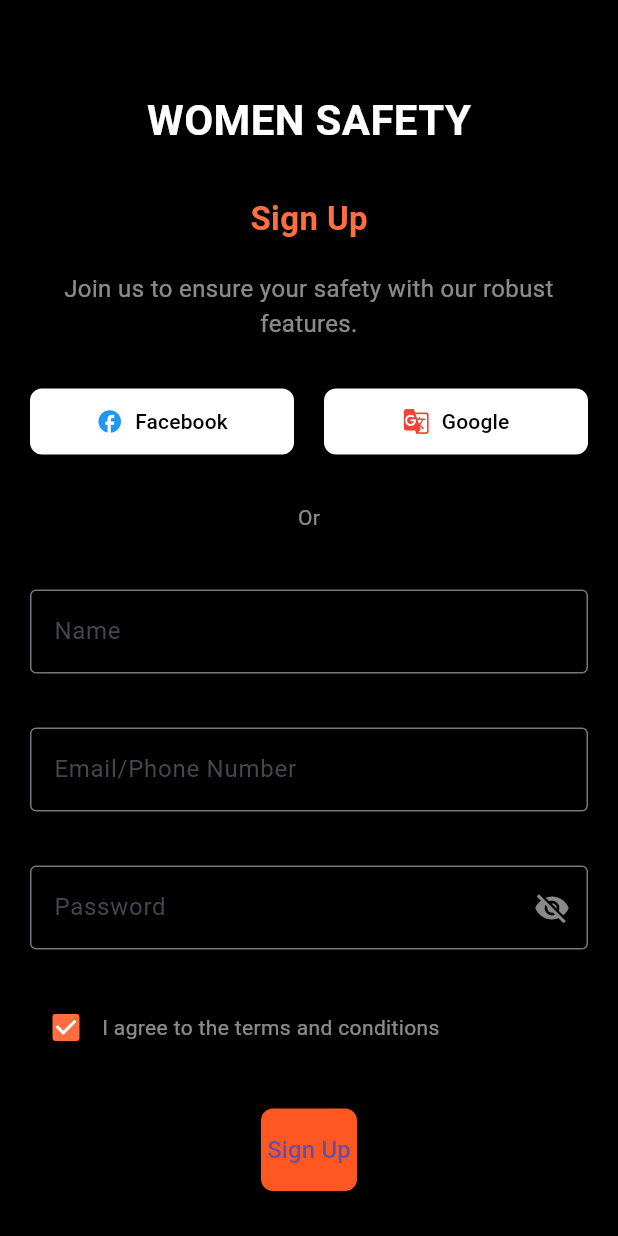
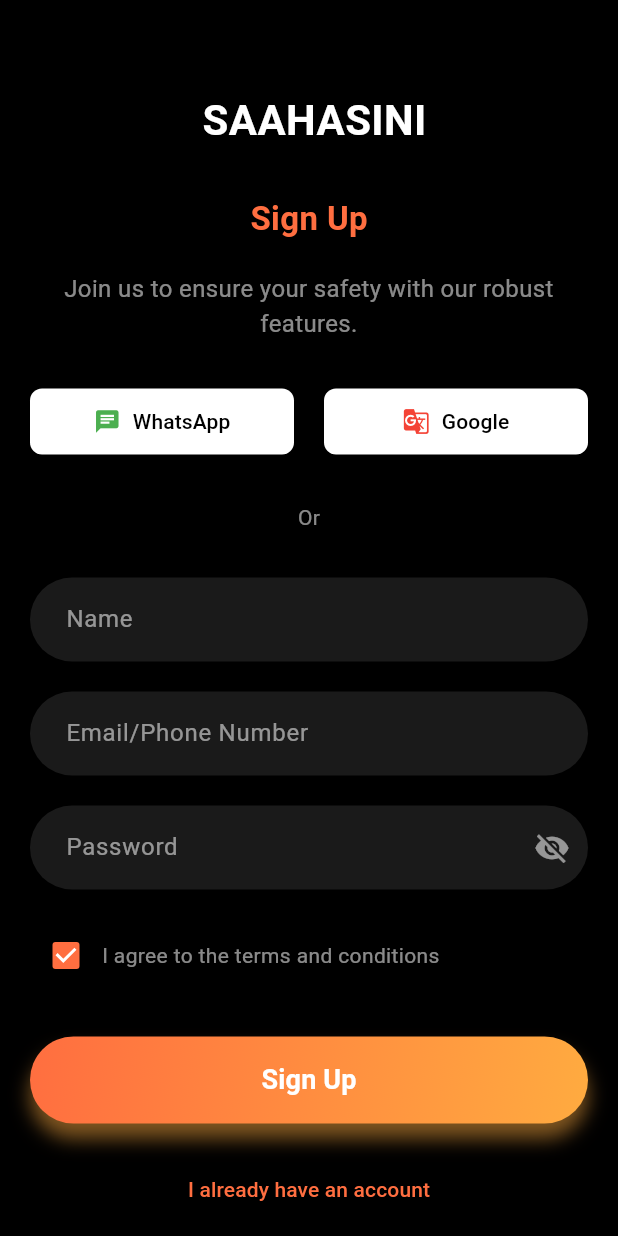
Before and after one commit to SIH-APP/Women_Safety_SIH, a Flutter app: the screen it shows after launch, on a phone screen of 412 x 824 dp. Run offline on Flutter 3.47's test engine with Material 3 defaults, Android fonts, the phone set to English and light mode, and no system bars; our stand-ins replace geolocator; accounts and stored records are empty.

```diff
--- a/lib/views/sign_in_screen.dart
+++ b/lib/views/sign_in_screen.dart
@@ -2,7 +2,6 @@
 import 'package:saahasini/views/home_screen.dart';
 import '../viewmodels/auth_viewmodel.dart';
 import '../widgets/custom_text_field.dart';
-import '../widgets/custom_button.dart';
 
 class SignUpScreen extends StatelessWidget {
   final AuthViewModel viewModel;
@@ -27,7 +26,7 @@
                 SizedBox(height: 40),
                 Center(
                   child: Text(
-                    'WOMEN SAFETY',
+                    ' SAAHASINI',
                     style: TextStyle(
                       fontSize: 28,
                       fontWeight: FontWeight.bold,
@@ -72,10 +71,10 @@
                           ),
                         ),
                         onPressed: () {
-                          // Handle Facebook sign-up
+                          // Handle WhatsApp sign-up
                         },
-                        icon: Icon(Icons.facebook, color: Colors.blue),
-                        label: Text('Facebook'),
+                        icon: Icon(Icons.chat, color: Colors.green),
+                        label: Text('WhatsApp'),
                       ),
                     ),
                     SizedBox(width: 20),
@@ -141,8 +140,33 @@
                   ],
                 ),
                 SizedBox(height: 30),
-                CustomButton(
-                  text: 'Sign Up',
+                // Updated Sign Up Button
+                Container(
+                  width: double.infinity,
+                  decoration: BoxDecoration(
+                    gradient: LinearGradient(
+                      colors: [Colors.deepOrangeAccent, Colors.orangeAccent],
+                      begin: Alignment.topLeft,
+                      end: Alignment.bottomRight,
+                    ),
+                    borderRadius: BorderRadius.circular(30),
+                    boxShadow: [
+                      BoxShadow(
+                        color: Colors.orangeAccent.withOpacity(0.5),
+                        offset: Offset(0, 10),
+                        blurRadius: 10,
+                      ),
+                    ],
+                  ),
+                  child: ElevatedButton(
+                    style: ElevatedButton.styleFrom(
+                      backgroundColor: Colors.transparent,
+                      shadowColor: Colors.transparent,
+                      padding: EdgeInsets.symmetric(vertical: 16),
+                      shape: RoundedRectangleBorder(
+                        borderRadius: BorderRadius.circular(30),
+                      ),
+                    ),
                     onPressed: () {
                       Navigator.push(
                         context,
@@ -150,6 +174,15 @@
                       );
                       // Handle sign-up logic
                     },
+                    child: Text(
+                      'Sign Up',
+                      style: TextStyle(
+                        color: Colors.white,
+                        fontSize: 18,
+                        fontWeight: FontWeight.bold,
+                      ),
+                    ),
+                  ),
                 ),
                 SizedBox(height: 20),
                 Center(
--- a/lib/widgets/custom_text_field.dart
+++ b/lib/widgets/custom_text_field.dart
@@ -2,46 +2,50 @@
 
 class CustomTextField extends StatelessWidget {
   final String label;
+  final TextEditingController controller;
+  final TextInputType keyboardType;
   final bool isPassword;
-  final TextEditingController controller;
-  final TextInputType? keyboardType;
-  final String? hintText;
-  final Widget? prefixIcon;
-  final Widget? suffixIcon;
+  final Icon? suffixIcon;
 
   CustomTextField({
     required this.label,
     required this.controller,
+    this.keyboardType = TextInputType.text,
     this.isPassword = false,
-    this.keyboardType,
-    this.hintText,
-    this.prefixIcon,
     this.suffixIcon,
   });
 
   @override
   Widget build(BuildContext context) {
-    return Padding(
-      padding: const EdgeInsets.symmetric(vertical: 8.0),
-      child: TextField(
-        controller: controller,
-        obscureText: isPassword,
-        keyboardType: keyboardType,
-        decoration: InputDecoration(
-          labelText: label,
-          hintText: hintText,
-          border: OutlineInputBorder(),
-          prefixIcon: prefixIcon,
-          suffixIcon: suffixIcon ??
-              (isPassword
-                  ? IconButton(
-                icon: Icon(Icons.visibility_off),
-                onPressed: () {
-                  // Logic to toggle password visibility
-                },
-              )
-                  : null),
+    return TextField(
+      controller: controller,
+      keyboardType: keyboardType,
+      obscureText: isPassword,
+      style: TextStyle(color: Colors.white),
+      decoration: InputDecoration(
+        labelText: label,
+        labelStyle: TextStyle(color: Colors.white54),
+        filled: true,
+        fillColor: Colors.white10,
+        border: OutlineInputBorder(
+          borderRadius: BorderRadius.circular(30),
+          borderSide: BorderSide.none,
         ),
+        enabledBorder: OutlineInputBorder(
+          borderRadius: BorderRadius.circular(30),
+          borderSide: BorderSide(color: Colors.transparent),
+        ),
+        focusedBorder: OutlineInputBorder(
+          borderRadius: BorderRadius.circular(30),
+          borderSide: BorderSide(color: Colors.deepOrangeAccent, width: 2),
+        ),
+        suffixIcon: suffixIcon != null
+            ? IconTheme(
+          data: IconThemeData(color: Colors.white54),
+          child: suffixIcon!,
+        )
+            : null,
+        contentPadding: EdgeInsets.symmetric(vertical: 16, horizontal: 20),
       ),
     );
   }
--- a/pubspec.yaml
+++ b/pubspec.yaml
@@ -31,6 +31,7 @@
   flutter:
     sdk: flutter
   provider: ^6.0.0
+  font_awesome_flutter: ^10.3.0
 
 
   # The following adds the Cupertino Icons font to your application.
@@ -55,9 +56,7 @@
 # The following section is specific to Flutter packages.
 flutter:
   assets:
-    - assets/images/safety.png
-    - assets/images/tracking.png
-    - assets/images/digital.png
+    - assets/images/
 
   # The following line ensures that the Material Icons font is
   # included with your application, so that you can use the icons in
```
Also changed, not shown: lib/views/custom_navigation_bar.dart (+45 -2 lines), lib/views/home_screen.dart (+33 -88 lines), assets/images/avatar.png (added), assets/images/hand_wave.png (added), pubspec.lock. Lines whose indentation alone changed are shown as unchanged.
